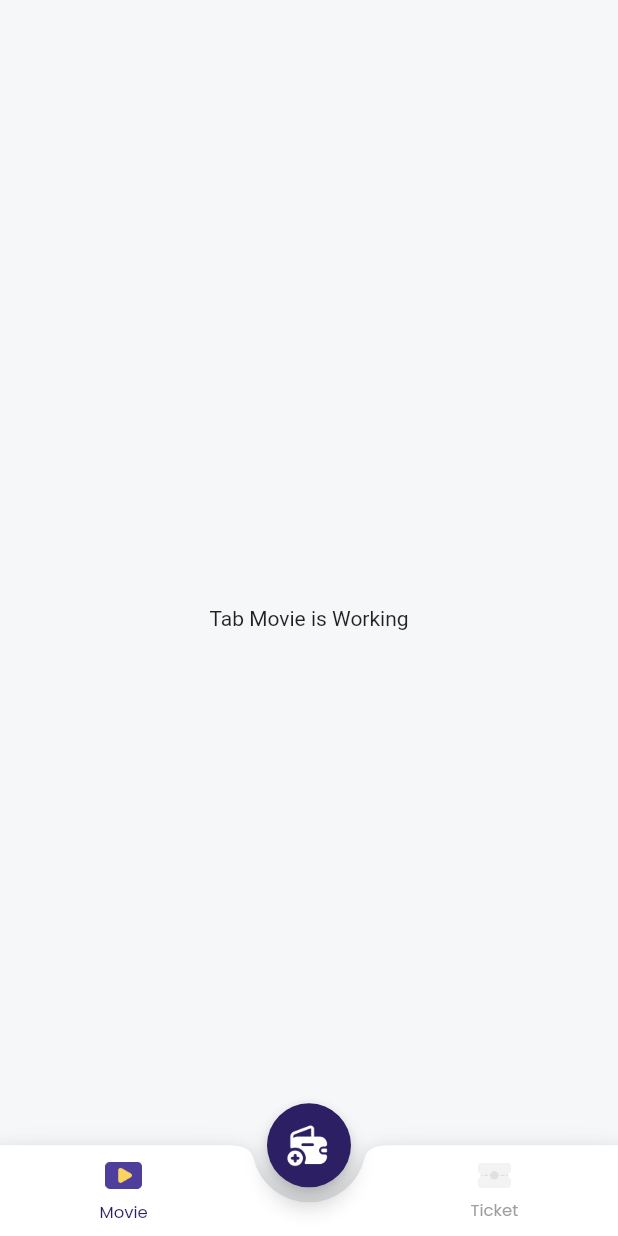
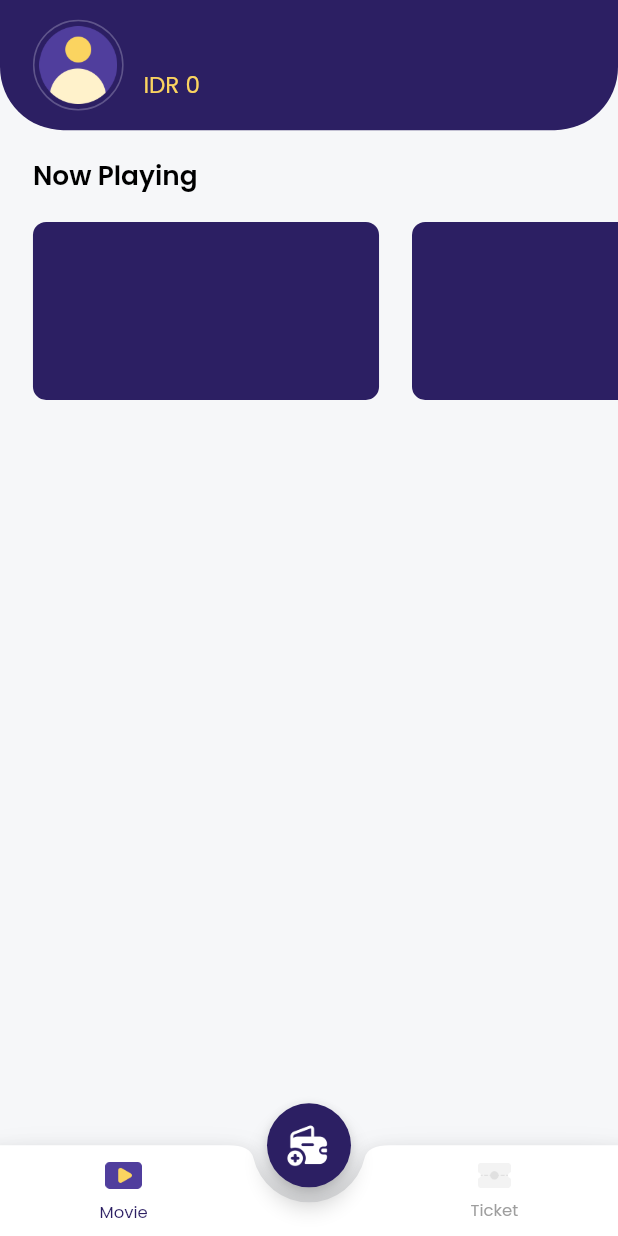
Before and after one commit to fathulaziss/flutix-getx, a Flutter app: the HomeView screen opened by its route, on a phone screen of 412 x 824 dp. Run offline on Flutter 3.47's test engine with Material 2 defaults, Android fonts, the phone set to English and light mode, and no system bars; our stand-ins replace dio, dropdown_button2, equatable, flutter_screenutil, flutter_spinkit, flutter_typeahead and 8 more; missing offline and left inert: colored_json, easy_mask, flutter_jailbreak_detection; accounts and stored records are empty; project files that could hold a hidden picture were left out.

Commit message:
add tab movie view

```diff
--- a/lib/app/controllers/user_info_controller.dart
+++ b/lib/app/controllers/user_info_controller.dart
@@ -1,3 +1,6 @@
+import 'package:flutix/app/models/user_model.dart';
 import 'package:get/get.dart';
 
-class UserInfoController extends GetxController {}
+class UserInfoController extends GetxController {
+  Rx<UserModel> dataUser = const UserModel().obs;
+}
--- /dev/null
+++ b/lib/app/models/user_model.dart
@@ -0,0 +1,52 @@
+import 'package:equatable/equatable.dart';
+
+class UserModel extends Equatable {
+  const UserModel({
+    this.userId = '',
+    this.email = '',
+    this.fullName = '',
+    this.pinTransaction = '',
+    this.imageProfile = '',
+    this.dateOfBirth = '',
+    this.balance = 0,
+  });
+
+  factory UserModel.fromJson(String id, Map<String, dynamic> json) => UserModel(
+        userId: id,
+        email: json['email'],
+        fullName: json['full_name'],
+        pinTransaction: json['pin_transaction'],
+        imageProfile: json['image_profile'],
+        dateOfBirth: json['date_of_birth'],
+        balance: json['balance'],
+      );
+
+  final String userId;
+  final String email;
+  final String fullName;
+  final String pinTransaction;
+  final String imageProfile;
+  final String dateOfBirth;
+  final int balance;
+
+  Map<String, dynamic> toJson() => {
+        'user_id': userId,
+        'email': email,
+        'full_name': fullName,
+        'pin_transaction': pinTransaction,
+        'image_profile': imageProfile,
+        'date_of_birth': dateOfBirth,
+        'balance': balance,
+      };
+
+  @override
+  List<Object?> get props => [
+        userId,
+        email,
+        fullName,
+        pinTransaction,
+        imageProfile,
+        dateOfBirth,
+        balance
+      ];
+}
--- a/lib/app/modules/home/bindings/home_binding.dart
+++ b/lib/app/modules/home/bindings/home_binding.dart
@@ -1,11 +1,14 @@
 // ignore_for_file: directives_ordering
 
+import 'package:flutix/app/modules/home/controllers/home_controller.dart';
 import 'package:get/get.dart';
-import 'package:flutix/app/modules/home/controllers/home_controller.dart';
+import 'package:flutix/app/modules/home/controllers/movie_controller.dart';
 
 class HomeBinding extends Bindings {
   @override
   void dependencies() {
-    Get.lazyPut<HomeController>(() => HomeController());
+    Get
+      ..lazyPut<HomeController>(() => HomeController())
+      ..lazyPut<MovieController>(() => MovieController());
   }
 }
--- /dev/null
+++ b/lib/app/modules/home/components/movie_header.dart
@@ -0,0 +1,121 @@
+import 'package:flutix/app/modules/home/controllers/movie_controller.dart';
+import 'package:flutix/styles/colors.dart';
+import 'package:flutix/styles/styles.dart';
+import 'package:flutix/utils/app_asset.dart';
+import 'package:flutix/utils/format_currency.dart';
+import 'package:flutix/utils/regex.dart';
+import 'package:flutix/widgets/others/shimmer_indicator.dart';
+import 'package:flutter/material.dart';
+import 'package:flutter_screenutil/flutter_screenutil.dart';
+import 'package:get/get.dart';
+
+class MovieHeader extends GetView<MovieController> {
+  const MovieHeader({super.key});
+
+  @override
+  Widget build(BuildContext context) {
+    return Obx(() {
+      return Container(
+        margin: EdgeInsets.only(bottom: 16.w),
+        padding: EdgeInsets.only(
+          top: MediaQuery.of(context).viewPadding.top + 12.w,
+          bottom: 12.w,
+          left: 20.w,
+          right: 20.w,
+        ),
+        decoration: BoxDecoration(
+          color: AppColor.primaryColor1,
+          borderRadius: BorderRadius.only(
+            bottomLeft: Corners.xxlRadius * 1.2,
+            bottomRight: Corners.xxlRadius * 1.2,
+          ),
+        ),
+        child: Column(
+          crossAxisAlignment: CrossAxisAlignment.start,
+          children: [
+            Row(
+              children: [
+                if (controller.isLoadingDataUser.value)
+                  Container(
+                    width: 55.w,
+                    height: 55.w,
+                    padding: EdgeInsets.all(Insets.xs),
+                    decoration: const BoxDecoration(
+                      color: Colors.white,
+                      shape: BoxShape.circle,
+                    ),
+                    child: ShimmerIndicator(
+                      width: 55.w,
+                      height: 55.w,
+                      shimmerStyle: ShimmerStyle.circle,
+                    ),
+                  )
+                else
+                  Container(
+                    width: 55.w,
+                    height: 55.w,
+                    padding: EdgeInsets.all(3.w),
+                    decoration: BoxDecoration(
+                      color: Colors.transparent,
+                      shape: BoxShape.circle,
+                      border: Border.all(color: AppColor.primaryColor4),
+                    ),
+                    child: controller
+                            .cUserInfo.dataUser.value.imageProfile.isNotEmpty
+                        ? ClipRRect(
+                            borderRadius: BorderRadius.circular(55.w),
+                            child: Image.network(
+                              controller.cUserInfo.dataUser.value.imageProfile,
+                              fit: BoxFit.cover,
+                            ),
+                          )
+                        : Image.asset(AppAsset.image('img_photo_profile.png')),
+                  ),
+                horizontalSpace(Insets.med),
+                Expanded(
+                  child: Column(
+                    crossAxisAlignment: CrossAxisAlignment.start,
+                    children: [
+                      if (controller.isLoadingDataUser.value)
+                        ShimmerIndicator(
+                          width: Get.width / 1.8,
+                          height: Insets.med,
+                          borderRadius: 3.w,
+                        )
+                      else
+                        Text(
+                          convertTitleCase(
+                            controller.cUserInfo.dataUser.value.fullName,
+                          ),
+                          style: TextStyles.title.copyWith(color: Colors.white),
+                          maxLines: 2,
+                          overflow: TextOverflow.ellipsis,
+                        ),
+                      if (controller.isLoadingDataUser.value)
+                        Padding(
+                          padding: EdgeInsets.only(bottom: 10.w),
+                          child: ShimmerIndicator(
+                            width: Get.width / 5,
+                            height: Insets.med,
+                            borderRadius: 3.w,
+                          ),
+                        )
+                      else
+                        Text(
+                          priceFormat(
+                            controller.cUserInfo.dataUser.value.balance,
+                          ),
+                          style: TextStyles.text
+                              .copyWith(color: AppColor.yellowColor1),
+                        ),
+                    ],
+                  ),
+                ),
+              ],
+            ),
+          ],
+        ),
+      );
+    });
+  }
+}
--- /dev/null
+++ b/lib/app/modules/home/components/movie_playing.dart
@@ -0,0 +1,64 @@
+import 'package:flutix/app/modules/home/controllers/movie_controller.dart';
+import 'package:flutix/styles/colors.dart';
+import 'package:flutix/styles/styles.dart';
+import 'package:flutix/widgets/cards/card_app.dart';
+import 'package:flutter/material.dart';
+import 'package:flutter_screenutil/flutter_screenutil.dart';
+import 'package:get/get.dart';
+
+class MoviePlaying extends GetView<MovieController> {
+  const MoviePlaying({super.key});
+
+  @override
+  Widget build(BuildContext context) {
+    return Column(
+      crossAxisAlignment: CrossAxisAlignment.start,
+      children: [
+        Padding(
+          padding: EdgeInsets.symmetric(horizontal: Insets.xl),
+          child: Text('Now Playing', style: TextStyles.title),
+        ),
+        SizedBox(
+          width: double.infinity,
+          height: 140.w,
+          child: ListView.builder(
+            scrollDirection: Axis.horizontal,
+            itemCount: controller.isLoadingMoviePlaying.value ? 5 : 5,
+            itemBuilder: (context, index) {
+              if (controller.isLoadingMoviePlaying.value) {
+                return const SizedBox();
+                // return RecommendedDestinationShimmerItem(
+                //   margin: EdgeInsets.only(
+                //     left: 20.w,
+                //     top: 16.w,
+                //     bottom: 16.w,
+                //   ),
+                // );
+              } else {
+                return CardApp(
+                  width: 210.w,
+                  margin: EdgeInsets.only(left: 20.w, top: 16.w, bottom: 16.w),
+                  color: AppColor.primaryColor1,
+                );
+                // return RecommendedDestinationItem(
+                //   onTap: () => Get.toNamed(
+                //     Routes.DESTINATION,
+                //     arguments: {
+                //       'data': controller.listRecommendedDestination[index]
+                //     },
+                //   ),
+                //   data: controller.listRecommendedDestination[index],
+                //   margin: EdgeInsets.only(
+                //     left: 20.w,
+                //     top: 16.w,
+                //     bottom: 16.w,
+                //   ),
+                // );
+              }
+            },
+          ),
+        ),
+      ],
+    );
+  }
+}
--- /dev/null
+++ b/lib/app/modules/home/controllers/movie_controller.dart
@@ -0,0 +1,9 @@
+import 'package:flutix/app/controllers/user_info_controller.dart';
+import 'package:get/get.dart';
+
+class MovieController extends GetxController {
+  final cUserInfo = Get.find<UserInfoController>();
+
+  RxBool isLoadingDataUser = false.obs;
+  RxBool isLoadingMoviePlaying = false.obs;
+}
--- a/lib/app/modules/home/tab/tab_movie.dart
+++ b/lib/app/modules/home/tab/tab_movie.dart
@@ -1,3 +1,5 @@
+import 'package:flutix/app/modules/home/components/movie_header.dart';
+import 'package:flutix/app/modules/home/components/movie_playing.dart';
 import 'package:flutter/material.dart';
 
 class TabMovie extends StatelessWidget {
@@ -5,6 +7,12 @@ class TabMovie extends StatelessWidget {
 
   @override
   Widget build(BuildContext context) {
-    return const Center(child: Text('Tab Movie is Working'));
+    return Flex(
+      direction: Axis.vertical,
+      children: const [
+        MovieHeader(),
+        MoviePlaying(),
+      ],
+    );
   }
 }
```
